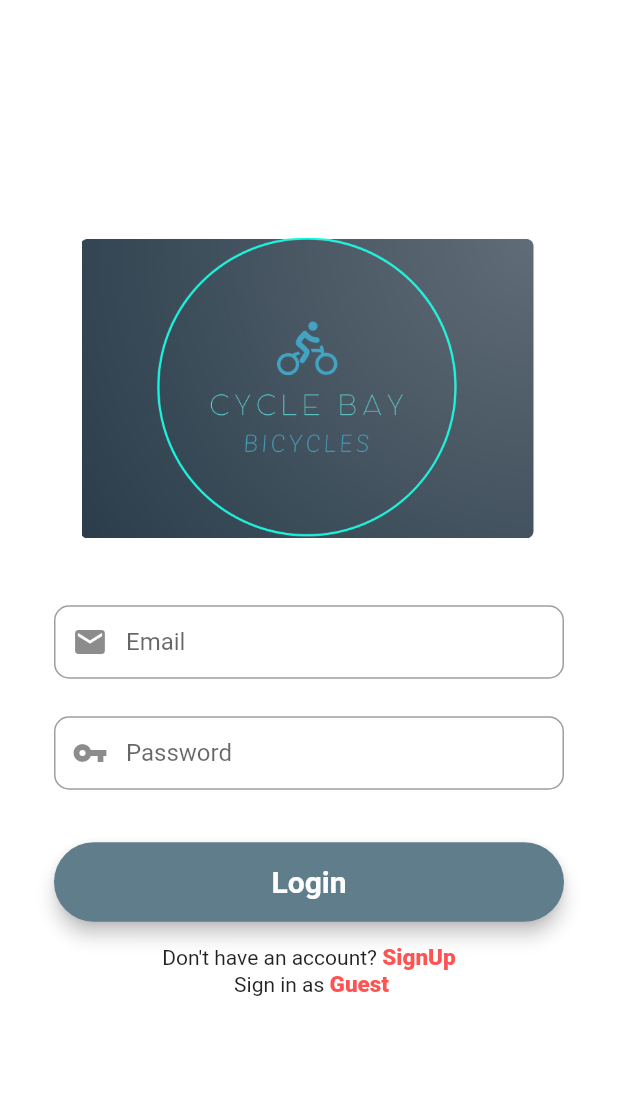
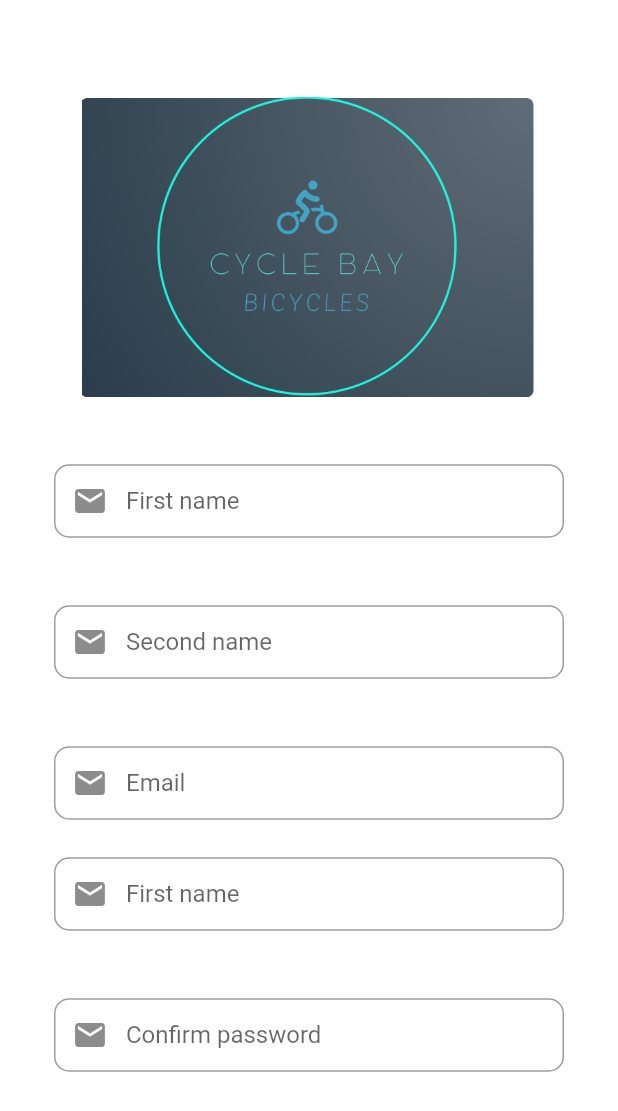
Before and after one commit to sayem118/CyclePlanner, a Flutter app: the screen it shows after launch, after a tap on "SignUp", on a phone screen of 412 x 824 dp. Shown: the top 1111 px of the screen. Run offline on Flutter 3.47's test engine with Material 2 defaults, Android fonts, the phone set to English and light mode, and no system bars; our stand-ins replace cloud_firestore, curved_navigation_bar, expansion_tile_card, firebase_core, geolocator, google_maps_flutter and 2 more; missing offline and left inert: favorite_button, flutter_mapbox_navigation, flutter_polyline_points, geolocator_android, geolocator_apple, geolocator_platform_interface; accounts and stored records are empty.

Commit message:
Add sign up page

```diff
--- a/lib/views/login_screen.dart
+++ b/lib/views/login_screen.dart
@@ -1,3 +1,4 @@
+import 'package:cycle_planner/views/sign_up_screen.dart';
 import 'package:flutter/material.dart';
 
 class LoginScreen extends StatefulWidget{
@@ -116,7 +117,9 @@ class _LoginScreenState extends State<LoginScreen>{
                       mainAxisAlignment: MainAxisAlignment.center,
                       children: <Widget>[
                         Text("Don't have an account? "),
-                        GestureDetector(onTap: (){},
+                        GestureDetector(onTap: (){
+                          Navigator.push(context, MaterialPageRoute(builder: (context) => SignupScreen()));
+                        },
                           child: Text(
                             "SignUp",
                             style: TextStyle(
--- /dev/null
+++ b/lib/views/sign_up_screen.dart
@@ -0,0 +1,172 @@
+import 'package:flutter/material.dart';
+class SignupScreen extends StatefulWidget {
+  const SignupScreen({Key? key}) : super(key: key);
+
+  @override
+  _SignupScreenState createState() => _SignupScreenState();
+}
+
+class _SignupScreenState extends State<SignupScreen> {
+  // form key
+  final _formKey = GlobalKey<FormState>();
+
+  //editing controller
+  final firstNameEditingController = new TextEditingController();
+  final secondNameEditingController = new TextEditingController();
+  final emailEditingController = new TextEditingController();
+  final passwordEditingController = new TextEditingController();
+  final confirmPasswordEditingController = new TextEditingController();
+
+  @override
+  Widget build(BuildContext context) {
+    //first name field
+    final firstNameField = TextFormField(
+      autofocus: false,
+      controller: firstNameEditingController,
+      keyboardType:TextInputType.name,
+      //vaildator
+      onSaved: (value)
+      {
+        firstNameEditingController.text = value!;
+      },
+      textInputAction: TextInputAction.next,
+      decoration: InputDecoration(
+        prefixIcon: Icon(Icons.mail),
+        contentPadding: EdgeInsets.fromLTRB(20, 15, 20, 15),
+        hintText: "First name",
+        border: OutlineInputBorder(
+          borderRadius: BorderRadius.circular(10),
+        ),
+      ),
+    );
+
+    //second name field
+    final secondNameField = TextFormField(
+      autofocus: false,
+      controller: secondNameEditingController,
+      keyboardType:TextInputType.name,
+      //vaildator
+      onSaved: (value)
+      {
+        secondNameEditingController.text = value!;
+      },
+      textInputAction: TextInputAction.next,
+      decoration: InputDecoration(
+        prefixIcon: Icon(Icons.mail),
+        contentPadding: EdgeInsets.fromLTRB(20, 15, 20, 15),
+        hintText: "Second name",
+        border: OutlineInputBorder(
+          borderRadius: BorderRadius.circular(10),
+        ),
+      ),
+    );
+
+    //email field
+    final emailField = TextFormField(
+      autofocus: false,
+      controller: emailEditingController,
+      keyboardType:TextInputType.emailAddress,
+      //vaildator
+      onSaved: (value)
+      {
+        emailEditingController.text = value!;
+      },
+      textInputAction: TextInputAction.next,
+      decoration: InputDecoration(
+        prefixIcon: Icon(Icons.mail),
+        contentPadding: EdgeInsets.fromLTRB(20, 15, 20, 15),
+        hintText: "Email",
+        border: OutlineInputBorder(
+          borderRadius: BorderRadius.circular(10),
+        ),
+      ),
+    );
+
+
+    //first name field
+    final passwordField = TextFormField(
+      autofocus: false,
+      controller: passwordEditingController,
+      obscureText: true,
+      //vaildator
+      onSaved: (value)
+      {
+        passwordEditingController.text = value!;
+      },
+      textInputAction: TextInputAction.next,
+      decoration: InputDecoration(
+        prefixIcon: Icon(Icons.mail),
+        contentPadding: EdgeInsets.fromLTRB(20, 15, 20, 15),
+        hintText: "First name",
+        border: OutlineInputBorder(
+          borderRadius: BorderRadius.circular(10),
+        ),
+      ),
+    );
+
+
+    //first name field
+    final confirmPasswordField = TextFormField(
+      autofocus: false,
+      controller: confirmPasswordEditingController,
+      obscureText: true,
+      //vaildator
+      onSaved: (value)
+      {
+        confirmPasswordEditingController.text = value!;
+      },
+      textInputAction: TextInputAction.next,
+      decoration: InputDecoration(
+        prefixIcon: Icon(Icons.mail),
+        contentPadding: EdgeInsets.fromLTRB(20, 15, 20, 15),
+        hintText: "Confirm password",
+        border: OutlineInputBorder(
+          borderRadius: BorderRadius.circular(10),
+        ),
+      ),
+    );
+
+
+
+    return Scaffold(
+      backgroundColor: Colors.white,
+      body: Center(
+        child: SingleChildScrollView(
+          child: Container(
+            color:Colors.white,
+            child: Padding(
+              padding: const EdgeInsets.all(36.0),
+              child: Form(
+                key: _formKey,
+                child: Column(
+                  mainAxisAlignment: MainAxisAlignment.center,
+                  crossAxisAlignment: CrossAxisAlignment.center,
+                  children: <Widget>[
+
+                    SizedBox(
+                        height: 200,
+                        child: Image.asset("assets/cyclebaylogo.png",
+                          fit: BoxFit.contain,
+                        )),
+                    SizedBox(height: 45),
+                    firstNameField,
+                    SizedBox(height: 45),
+                    secondNameField,
+                    SizedBox(height: 45),
+                    emailField,
+                    SizedBox(height: 25),
+                    passwordField,
+                    SizedBox(height: 45),
+                    confirmPasswordField,
+                    SizedBox(height: 45),
+
+                  ],
+                ),
+              ),
+            ),
+          ),
+        ),
+      ),
+    );
+  }
+}
```
Lines whose indentation alone changed are shown as unchanged.
